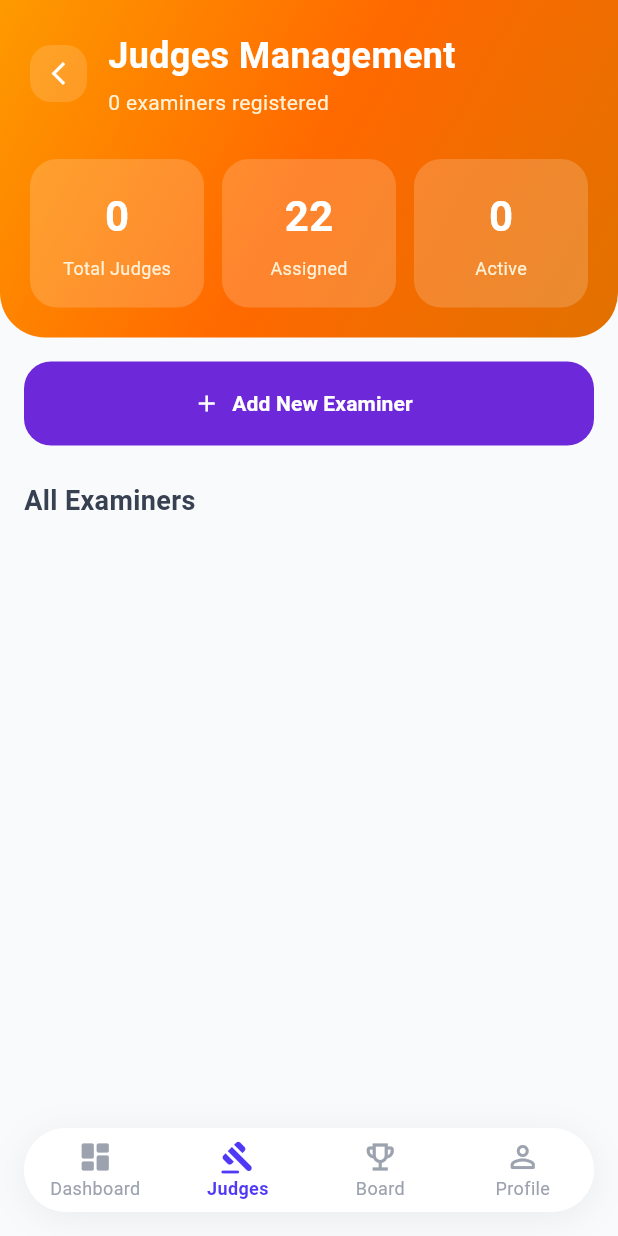
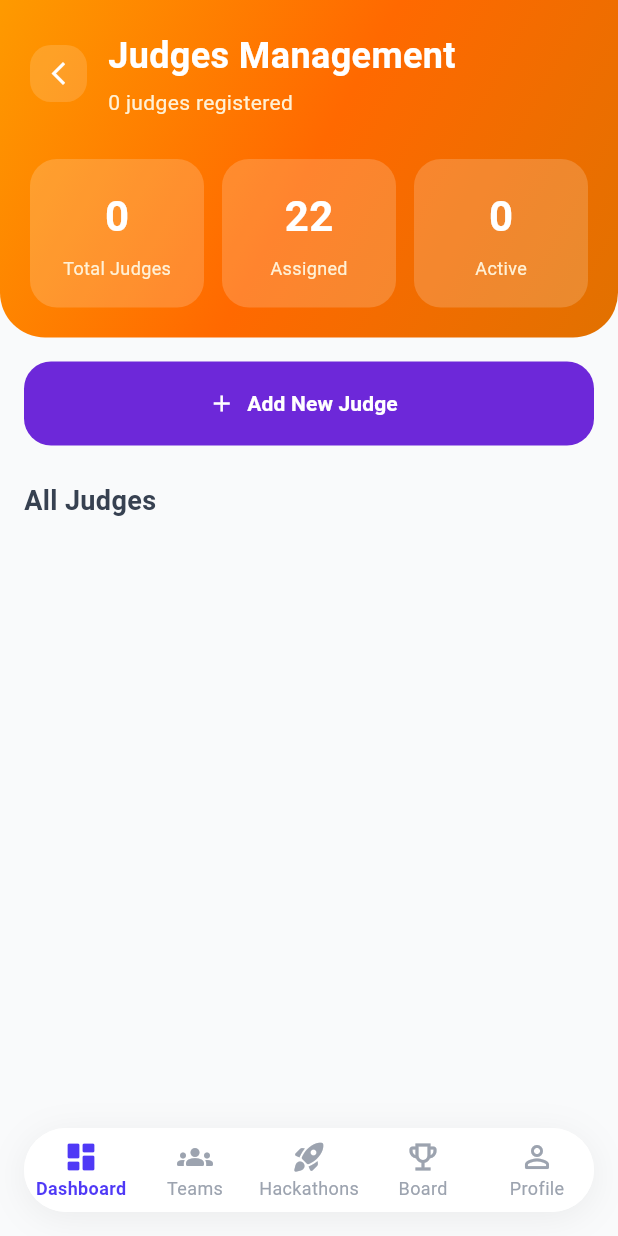
Before and after one commit to zhengyu89/persaka_hackathon_app, a Flutter app: the AdminDashboard screen opened by its route, scrolled down 576 dp, after a tap on "Manage Judges", on a phone screen of 412 x 824 dp. Run offline on Flutter 3.47's test engine with Material 3 defaults, Android fonts, the phone set to English and light mode, and no system bars; our stand-ins replace cloud_firestore, firebase_auth, firebase_core, google_sign_in, image_picker; accounts and stored records are empty; network calls fail.

Commit message:
Fix: consistent nav bar and also judge management error fix

```diff
--- a/lib/features/admin/screens/admin_add_judges_screen.dart
+++ b/lib/features/admin/screens/admin_add_judges_screen.dart
@@ -160,7 +160,7 @@ class _AdminAddJudgesScreenState
                               children: [
 
                                 Text(
-                                  "Add Examiner",
+                                  "Add Judge",
 
                                   style:
                                       TextStyle(
@@ -505,7 +505,7 @@ class _AdminAddJudgesScreenState
                                                 .trim(),
 
                                         "role":
-                                            "examiner",
+                                            "judge",
 
                                         "specialty":
                                             expertiseController
@@ -828,7 +828,7 @@ class _AdminAddJudgesScreenState
                       height: 28),
 
                   const Text(
-                    "Examiner Added!",
+                    "Judge Added!",
 
                     textAlign:
                         TextAlign.center,
--- a/lib/features/admin/screens/admin_dashboard.dart
+++ b/lib/features/admin/screens/admin_dashboard.dart
@@ -1,14 +1,21 @@
 import 'package:flutter/material.dart';
 import 'package:flutter/services.dart';
+import 'package:cloud_firestore/cloud_firestore.dart';
 
 import '../../board/screens/board_screen.dart';
 import '../../profile/screens/profile_screen.dart';
 import '../../team/screens/team_screen.dart';
 import '../../admin/screens/admin_manage_judges_screen.dart';
 import '../../admin/screens/admin_manage_hackathons_screen.dart';
+import '../../../shared/widgets/global_bottom_nav_bar.dart';
 
 class AdminDashboard extends StatefulWidget {
-  const AdminDashboard({super.key});
+  const AdminDashboard({
+    super.key,
+    this.initialIndex = 0,
+  });
+
+  final int initialIndex;
 
   @override
   State<AdminDashboard> createState() => _AdminDashboardState();
@@ -25,6 +32,15 @@ class _AdminDashboardState extends State<AdminDashboard> {
     const ProfileScreen(),
   ];
 
+  @override
+  void initState() {
+    super.initState();
+    _currentIndex = widget.initialIndex >= 0 &&
+            widget.initialIndex < _pages.length
+        ? widget.initialIndex
+        : 0;
+  }
+
   void _onTap(int index) {
     setState(() {
       _currentIndex = index;
@@ -40,85 +56,70 @@ class _AdminDashboardState extends State<AdminDashboard> {
         index: _currentIndex,
         children: _pages,
       ),
-
-      bottomNavigationBar: Container(
-        margin: const EdgeInsets.fromLTRB(16, 0, 16, 16),
-
-        decoration: BoxDecoration(
-          color: Colors.white,
-          borderRadius: BorderRadius.circular(28),
-
-          boxShadow: [
-            BoxShadow(
-              color: Colors.black.withOpacity(0.06),
-              blurRadius: 20,
-              offset: const Offset(0, 4),
-            ),
-          ],
-        ),
-
-        child: ClipRRect(
-          borderRadius: BorderRadius.circular(28),
-
-          child: BottomNavigationBar(
-            currentIndex: _currentIndex,
-            onTap: _onTap,
-
-            type: BottomNavigationBarType.fixed,
-            backgroundColor: Colors.white,
-            elevation: 0,
-
-            selectedItemColor: const Color(0xFF4F39F6),
-            unselectedItemColor: const Color(0xFF9CA3AF),
-
-            selectedLabelStyle: const TextStyle(
-              fontWeight: FontWeight.w600,
-              fontSize: 12,
-            ),
-
-            unselectedLabelStyle: const TextStyle(
-              fontSize: 12,
-            ),
-
-            items: const [
-              BottomNavigationBarItem(
-                icon: Icon(Icons.dashboard_rounded),
-                label: "Dashboard",
-              ),
-
-              BottomNavigationBarItem(
-                icon: Icon(Icons.groups_rounded),
-                label: "Teams",
-              ),
-
-              BottomNavigationBarItem(
-                icon: Icon(Icons.rocket_launch_rounded),
-                label: "Hackathons",
-              ),
-
-              BottomNavigationBarItem(
-                icon: Icon(Icons.emoji_events_outlined),
-                label: "Board",
-              ),
-
-              BottomNavigationBarItem(
-                icon: Icon(Icons.person_outline_rounded),
-                label: "Profile",
-              ),
-            ],
-          ),
-        ),
+      bottomNavigationBar: GlobalBottomNavBar(
+        items: adminBottomNavItems,
+        currentIndex: _currentIndex,
+        onTap: _onTap,
       ),
     );
   }
 }
 
-class AdminDashboardScreen extends StatelessWidget {
+class AdminDashboardScreen extends StatefulWidget {
   const AdminDashboardScreen({super.key});
 
   @override
+  State<AdminDashboardScreen> createState() => _AdminDashboardScreenState();
+}
+
+class _AdminDashboardScreenState extends State<AdminDashboardScreen> {
+  Widget _buildCollectionCountCard({
+    required String title,
+    required String collection,
+    required IconData icon,
+    required List<Color> gradient,
+  }) {
+    return StreamBuilder<QuerySnapshot<Map<String, dynamic>>>(
+      stream: FirebaseFirestore.instance.collection(collection).snapshots(),
+      builder: (context, snapshot) {
+        final count = snapshot.data?.docs.length;
+        return StatCard(
+          title: title,
+          value: count?.toString() ?? '--',
+          increase: 'Live',
+          icon: icon,
+          gradient: gradient,
+        );
+      },
+    );
+  }
+
+  Widget _buildRoleCountCard({
+    required String title,
+    required String role,
+    required IconData icon,
+    required List<Color> gradient,
+  }) {
+    return StreamBuilder<QuerySnapshot<Map<String, dynamic>>>(
+      stream: FirebaseFirestore.instance
+          .collection('users')
+          .where('role', isEqualTo: role)
+          .snapshots(),
+      builder: (context, snapshot) {
+        final count = snapshot.data?.docs.length;
+        return StatCard(
+          title: title,
+          value: count?.toString() ?? '--',
+          increase: 'Live',
+          icon: icon,
+          gradient: gradient,
+        );
+      },
+    );
+  }
+
+  @override
   Widget build(BuildContext context) {
-
     /// STATUS BAR
     SystemChrome.setSystemUIOverlayStyle(
       const SystemUiOverlayStyle(
@@ -361,9 +362,9 @@ class AdminDashboardScreen extends StatelessWidget {
                     crossAxisSpacing: 14,
                     childAspectRatio: 1.05,
 
-                    children: const [
+                    children: [
 
-                      StatCard(
+                      const StatCard(
                         title: "Participants",
                         value: "156",
                         increase: "+12",
@@ -374,10 +375,9 @@ class AdminDashboardScreen extends StatelessWidget {
                         ],
                       ),
 
-                      StatCard(
+                      _buildCollectionCountCard(
                         title: "Teams",
-                        value: "38",
-                        increase: "+5",
+                        collection: 'teams',
                         icon: Icons.groups_rounded,
                         gradient: [
                           Color(0xFF9333EA),
@@ -385,7 +385,7 @@ class AdminDashboardScreen extends StatelessWidget {
                         ],
                       ),
 
-                      StatCard(
+                      const StatCard(
                         title: "Submissions",
                         value: "24",
                         increase: "+8",
@@ -397,10 +397,9 @@ class AdminDashboardScreen extends StatelessWidget {
                         ],
                       ),
 
-                      StatCard(
+                      _buildRoleCountCard(
                         title: "Judges",
-                        value: "12",
-                        increase: "+2",
+                        role: 'judge',
                         icon: Icons.emoji_events_rounded,
                         gradient: [
                           Color(0xFFD97706),
--- a/lib/features/admin/screens/admin_manage_judges_screen.dart
+++ b/lib/features/admin/screens/admin_manage_judges_screen.dart
@@ -2,8 +2,7 @@ import 'package:flutter/material.dart';
 import 'package:flutter/services.dart';
 import 'package:cloud_firestore/cloud_firestore.dart';
 
-import '../../board/screens/board_screen.dart';
-import '../../profile/screens/profile_screen.dart';
+import '../../../shared/widgets/global_bottom_nav_bar.dart';
 
 import 'admin_dashboard.dart';
 import 'admin_add_judges_screen.dart';
@@ -19,7 +18,7 @@ class AssignJudgesScreen extends StatefulWidget {
 class _AssignJudgesScreenState
     extends State<AssignJudgesScreen> {
 
-  int _currentIndex = 1;
+  final int _currentIndex = 0;
 
   /// FIREBASE JUDGES
   List<Map<String, dynamic>> judges = [];
@@ -32,7 +31,7 @@ class _AssignJudgesScreenState
             .collection("users")
             .where(
               "role",
-              isEqualTo: "examiner",
+              isEqualTo: "judge",
             )
             .get();
 
@@ -67,58 +66,14 @@ class _AssignJudgesScreenState
   }
 
   void _onBottomTap(int index) {
-
-    setState(() {
-      _currentIndex = index;
-    });
-
-    /// DASHBOARD
-    if (index == 0) {
-
     Navigator.pushReplacement(
       context,
       MaterialPageRoute(
-          builder: (_) =>
-              const AdminDashboard(),
+        builder: (_) => AdminDashboard(
+          initialIndex: index,
+        ),
       ),
     );
-    }
-
-    /// JUDGES
-    if (index == 1) {
-
-      Navigator.pushReplacement(
-        context,
-        MaterialPageRoute(
-          builder: (_) =>
-              const AssignJudgesScreen(),
-        ),
-      );
-    }
-
-    /// BOARD
-    if (index == 2) {
-
-      Navigator.pushReplacement(
-        context,
-        MaterialPageRoute(
-          builder: (_) =>
-              const BoardScreen(),
-        ),
-      );
-    }
-
-    /// PROFILE
-    if (index == 3) {
-
-      Navigator.push(
-        context,
-        MaterialPageRoute(
-          builder: (_) =>
-              const ProfileScreen(),
-        ),
-      );
-    }
   }
 
   @override
@@ -140,88 +95,10 @@ class _AssignJudgesScreenState
       /// =========================
       /// BOTTOM NAV
       /// =========================
-      bottomNavigationBar: Container(
-        margin: const EdgeInsets.fromLTRB(
-          16,
-          0,
-          16,
-          16,
-        ),
-
-        decoration: BoxDecoration(
-          color: Colors.white,
-          borderRadius:
-              BorderRadius.circular(28),
-
-          boxShadow: [
-            BoxShadow(
-              color:
-                  Colors.black.withOpacity(0.06),
-              blurRadius: 20,
-              offset: const Offset(0, 4),
-            ),
-          ],
-        ),
-
-        child: ClipRRect(
-          borderRadius:
-              BorderRadius.circular(28),
-
-          child: BottomNavigationBar(
+      bottomNavigationBar: GlobalBottomNavBar(
+        items: adminBottomNavItems,
         currentIndex: _currentIndex,
         onTap: _onBottomTap,
-
-            type:
-                BottomNavigationBarType.fixed,
-
-            backgroundColor: Colors.white,
-            elevation: 0,
-
-            selectedItemColor:
-                const Color(0xFF4F39F6),
-
-            unselectedItemColor:
-                const Color(0xFF9CA3AF),
-
-            selectedLabelStyle:
-                const TextStyle(
-              fontWeight: FontWeight.w600,
-              fontSize: 12,
-            ),
-
-            unselectedLabelStyle:
-                const TextStyle(
-              fontSize: 12,
-            ),
-
-            items: const [
-
-              BottomNavigationBarItem(
-                icon: Icon(
-                    Icons.dashboard_rounded),
-                label: "Dashboard",
-              ),
-
-              BottomNavigationBarItem(
-                icon:
-                    Icon(Icons.gavel_rounded),
-                label: "Judges",
-              ),
-
-              BottomNavigationBarItem(
-                icon: Icon(
-                    Icons.emoji_events_outlined),
-                label: "Board",
-              ),
-
-              BottomNavigationBarItem(
-                icon: Icon(
-                    Icons.person_outline_rounded),
-                label: "Profile",
-              ),
-            ],
-          ),
-        ),
       ),
 
       body: SingleChildScrollView(
@@ -340,7 +217,7 @@ class _AssignJudgesScreenState
                                     height: 4),
 
                                 Text(
-                                  "${judges.length} examiners registered",
+                                  "${judges.length} judges registered",
 
                                   style:
                                       const TextStyle(
@@ -427,7 +304,7 @@ class _AssignJudgesScreenState
                               true,
 
                           barrierLabel:
-                              "Add Examiner",
+                              "Add Judge",
 
                           barrierColor:
                               Colors.black
@@ -493,7 +370,7 @@ class _AssignJudgesScreenState
                               .showSnackBar(
                             const SnackBar(
                               content: Text(
-                                "Examiner added successfully",
+                                "Judge added successfully",
                               ),
                             ),
                           );
@@ -522,7 +399,7 @@ class _AssignJudgesScreenState
                       ),
 
                       label: const Text(
-                        "Add New Examiner",
+                        "Add New Judge",
 
                         style: TextStyle(
                           color: Colors.white,
@@ -536,7 +413,7 @@ class _AssignJudgesScreenState
                   const SizedBox(height: 24),
 
                   const Text(
-                    "All Examiners",
+                    "All Judges",
 
                     style: TextStyle(
                       fontSize: 18,
--- /dev/null
+++ b/lib/shared/widgets/global_bottom_nav_bar.dart
@@ -0,0 +1,92 @@
+import 'package:flutter/material.dart';
+
+class GlobalBottomNavItem {
+  const GlobalBottomNavItem({
+    required this.icon,
+    required this.label,
+  });
+
+  final IconData icon;
+  final String label;
+}
+
+const List<GlobalBottomNavItem> adminBottomNavItems = [
+  GlobalBottomNavItem(
+    icon: Icons.dashboard_rounded,
+    label: 'Dashboard',
+  ),
+  GlobalBottomNavItem(
+    icon: Icons.groups_rounded,
+    label: 'Teams',
+  ),
+  GlobalBottomNavItem(
+    icon: Icons.rocket_launch_rounded,
+    label: 'Hackathons',
+  ),
+  GlobalBottomNavItem(
+    icon: Icons.emoji_events_outlined,
+    label: 'Board',
+  ),
+  GlobalBottomNavItem(
+    icon: Icons.person_outline_rounded,
+    label: 'Profile',
+  ),
+];
+
+class GlobalBottomNavBar extends StatelessWidget {
+  const GlobalBottomNavBar({
+    super.key,
+    required this.items,
+    required this.currentIndex,
+    required this.onTap,
+  });
+
+  final List<GlobalBottomNavItem> items;
+  final int currentIndex;
+  final ValueChanged<int> onTap;
+
+  @override
+  Widget build(BuildContext context) {
+    return Container(
+      margin: const EdgeInsets.fromLTRB(16, 0, 16, 16),
+      decoration: BoxDecoration(
+        color: Colors.white,
+        borderRadius: BorderRadius.circular(28),
+        boxShadow: [
+          BoxShadow(
+            color: Colors.black.withOpacity(0.06),
+            blurRadius: 20,
+            offset: const Offset(0, 4),
+          ),
+        ],
+      ),
+      child: ClipRRect(
+        borderRadius: BorderRadius.circular(28),
+        child: BottomNavigationBar(
+          currentIndex: currentIndex,
+          onTap: onTap,
+          type: BottomNavigationBarType.fixed,
+          backgroundColor: Colors.white,
+          elevation: 0,
+          selectedItemColor: const Color(0xFF4F39F6),
+          unselectedItemColor: const Color(0xFF9CA3AF),
+          selectedLabelStyle: const TextStyle(
+            fontWeight: FontWeight.w600,
+            fontSize: 12,
+          ),
+          unselectedLabelStyle: const TextStyle(
+            fontSize: 12,
+          ),
+          items: items
+              .map(
+                (item) => BottomNavigationBarItem(
+                  icon: Icon(item.icon),
+                  label: item.label,
+                ),
+              )
+              .toList(),
+        ),
+      ),
+    );
+  }
+}
```
Also changed, not shown: lib/features/judge/screens/judge_dashboard.dart (+18 -11 lines), lib/features/participant/screens/participant_dashboard.dart (+26 -13 lines), lib/features/profile/screens/profile_screen.dart (+27 -6 lines), pubspec.lock. Lines whose indentation alone changed are shown as unchanged.
